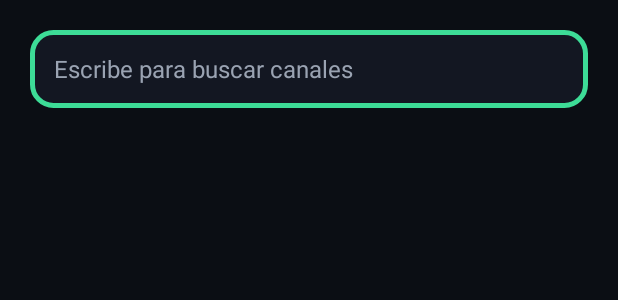
After one commit to LuisSRey/ZabTV, an Android app: the layout fragment_search.xml on its own in the app's theme, with its tools: preview values and no code run, on a phone screen of 412 x 824 dp. The commit adds this screen. Shown: the top 300 px of the screen. Run offline under Robolectric (Android 15) with nearby library versions, the phone set to English and light mode, and no system bars.

Commit message:
feat: search screen accent-insensitive

```diff
--- /dev/null
+++ b/app/src/main/res/layout-television/fragment_search.xml
@@ -0,0 +1,50 @@
+<?xml version="1.0" encoding="utf-8"?>
+<!-- TV (Task 10): campo con inputType=text (IME vía OK del D-pad) + grilla 4 cols. -->
+<LinearLayout xmlns:android="http://schemas.android.com/apk/res/android"
+    android:layout_width="match_parent"
+    android:layout_height="match_parent"
+    android:orientation="vertical"
+    android:padding="56dp">
+
+    <TextView
+        android:layout_width="wrap_content"
+        android:layout_height="wrap_content"
+        android:text="@string/search_title"
+        android:textColor="@color/tp_accent"
+        android:textSize="30sp"
+        android:textStyle="bold" />
+
+    <EditText
+        android:id="@+id/search_input"
+        android:layout_width="480dp"
+        android:layout_height="60dp"
+        android:layout_marginTop="24dp"
+        android:background="@drawable/tile_focus_bg"
+        android:focusable="true"
+        android:hint="@string/search_hint"
+        android:imeOptions="actionSearch"
+        android:inputType="text"
+        android:paddingStart="24dp"
+        android:paddingEnd="24dp"
+        android:textColor="@color/tp_text"
+        android:textColorHint="@color/tp_text_secondary"
+        android:textSize="18sp" />
+
+    <TextView
+        android:id="@+id/search_empty"
+        android:layout_width="match_parent"
+        android:layout_height="wrap_content"
+        android:layout_marginTop="32dp"
+        android:gravity="center"
+        android:textColor="@color/tp_text_secondary"
+        android:textSize="18sp" />
+
+    <androidx.recyclerview.widget.RecyclerView
+        android:id="@+id/search_grid"
+        android:layout_width="match_parent"
+        android:layout_height="0dp"
+        android:layout_marginTop="16dp"
+        android:layout_weight="1"
+        android:clipToPadding="false" />
+
+</LinearLayout>
--- /dev/null
+++ b/app/src/main/res/layout/fragment_search.xml
@@ -0,0 +1,40 @@
+<?xml version="1.0" encoding="utf-8"?>
+<!-- Móvil/tablet (Task 10): campo táctil + grilla de resultados. -->
+<LinearLayout xmlns:android="http://schemas.android.com/apk/res/android"
+    android:layout_width="match_parent"
+    android:layout_height="match_parent"
+    android:orientation="vertical"
+    android:padding="20dp">
+
+    <EditText
+        android:id="@+id/search_input"
+        android:layout_width="match_parent"
+        android:layout_height="52dp"
+        android:background="@drawable/tile_focus_bg"
+        android:hint="@string/search_hint"
+        android:imeOptions="actionSearch"
+        android:inputType="text"
+        android:paddingStart="16dp"
+        android:paddingEnd="16dp"
+        android:textColor="@color/tp_text"
+        android:textColorHint="@color/tp_text_secondary"
+        android:textSize="16sp" />
+
+    <TextView
+        android:id="@+id/search_empty"
+        android:layout_width="match_parent"
+        android:layout_height="wrap_content"
+        android:layout_marginTop="24dp"
+        android:gravity="center"
+        android:textColor="@color/tp_text_secondary"
+        android:textSize="15sp" />
+
+    <androidx.recyclerview.widget.RecyclerView
+        android:id="@+id/search_grid"
+        android:layout_width="match_parent"
+        android:layout_height="0dp"
+        android:layout_marginTop="12dp"
+        android:layout_weight="1"
+        android:clipToPadding="false" />
+
+</LinearLayout>
--- a/app/src/main/res/values/strings.xml
+++ b/app/src/main/res/values/strings.xml
@@ -22,4 +22,7 @@
     <string name="fav_title">Favoritos</string>
     <string name="fav_added">Añadido a favoritos</string>
     <string name="fav_removed">Eliminado de favoritos</string>
+    <string name="search_title">Buscar</string>
+    <string name="search_hint">Escribe para buscar canales</string>
+    <string name="search_empty">Sin resultados</string>
 </resources>
```
Also changed, not shown: app/src/main/java/com/tvplayer/app/ui/search/SearchFragment.kt (added, +91 -0 lines), app/src/main/java/com/tvplayer/app/ui/search/SearchViewModel.kt (added, +23 -0 lines), 2 other files.
